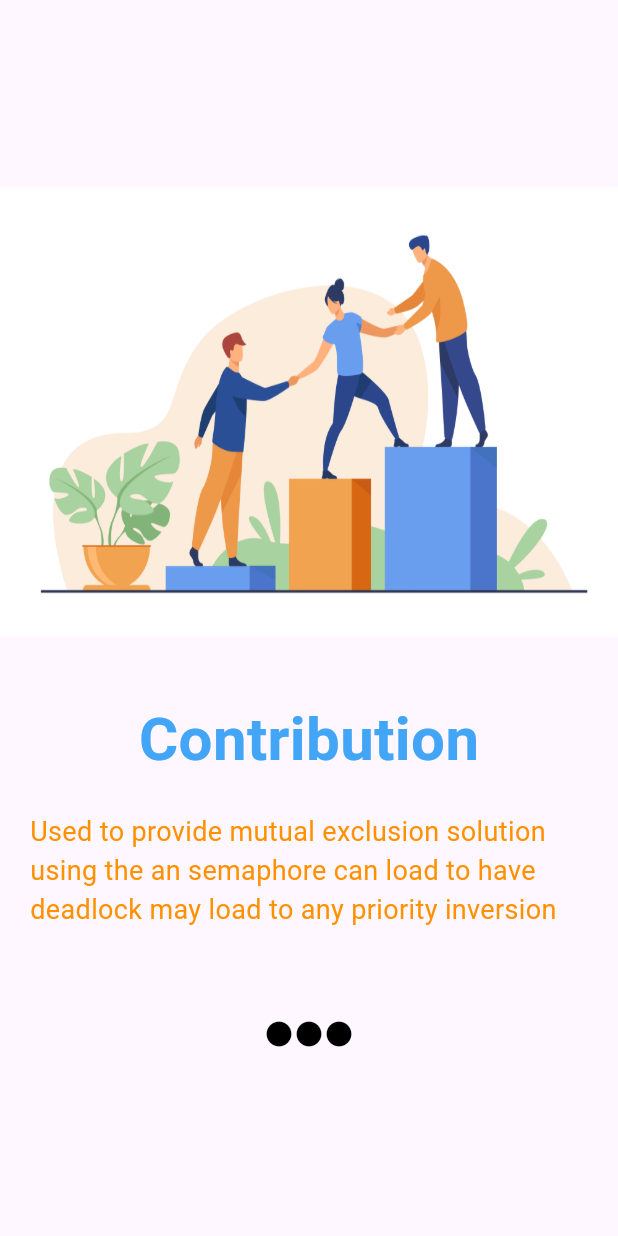
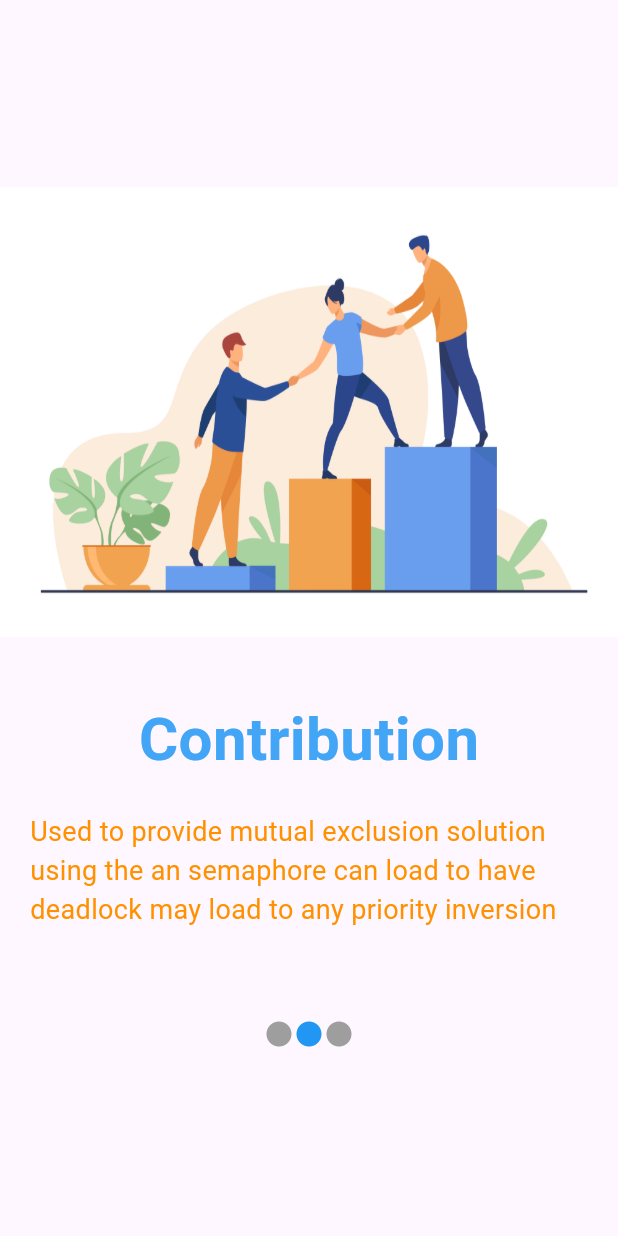
Before and after one commit to Roshan-Barkane/flutter_widgets_of_the_day, a Flutter app: the screen it shows after launch, on a phone screen of 412 x 824 dp. Run offline on Flutter 3.47's test engine with Material 3 defaults, Android fonts, the phone set to English and light mode, and no system bars.

Commit message:
complete done PageView

```diff
--- a/lib/pages/pageview.dart
+++ b/lib/pages/pageview.dart
@@ -138,7 +138,7 @@ class row extends StatelessWidget {
     return Row(
       mainAxisAlignment: MainAxisAlignment.center,
       children: [
-        _index == 2
+        _index == 0
             ? const Icon(
                 Icons.circle,
                 color: Colors.blue,
@@ -146,7 +146,18 @@ class row extends StatelessWidget {
               )
             : const Icon(
                 Icons.circle,
-                color: Colors.black,
+                color: Colors.grey,
+                size: 20,
+              ),
+        _index == 1
+            ? const Icon(
+                Icons.circle,
+                color: Colors.blue,
+                size: 20,
+              )
+            : const Icon(
+                Icons.circle,
+                color: Colors.grey,
                 size: 20,
               ),
         _index == 2
@@ -157,18 +168,7 @@ class row extends StatelessWidget {
               )
             : const Icon(
                 Icons.circle,
-                color: Colors.black,
-                size: 20,
-              ),
-        _index == 3
-            ? const Icon(
-                Icons.circle,
-                color: Colors.blue,
-                size: 20,
-              )
-            : const Icon(
-                Icons.circle,
-                color: Colors.black,
+                color: Colors.grey,
                 size: 20,
               ),
       ],
```
